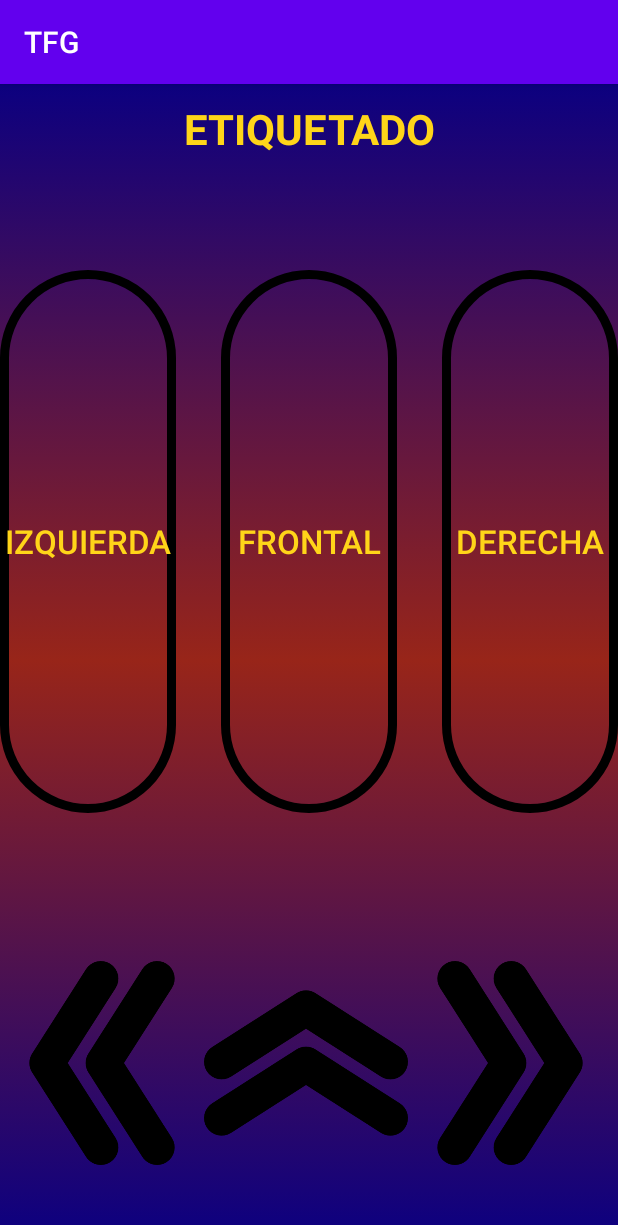
After one commit to lsrigueira/TFG_MobileApp, an Android app: the etiquetargolpe screen opened directly, with no data from a screen before it, on a phone screen of 412 x 824 dp. The commit adds this screen. Shown: the top 1225 px of the screen. Run offline under Robolectric (Android 15) with nearby library versions, the phone set to English and light mode, and no system bars; 2 statements that could not run were skipped.

Commit message:
Desfacendo todo o lio este...

```diff
--- a/App/app/src/main/AndroidManifest.xml
+++ b/App/app/src/main/AndroidManifest.xml
@@ -15,7 +15,9 @@
         <activity android:name=".MainActivity"/>
         <activity android:name=".golpes"/>
         <activity android:name=".resultados_prediccion"/>
+        <activity android:name=".resultados_clasification"/>
         <activity android:name=".clasificadores"/>
+        <activity android:name=".etiquetargolpe"/>
         <activity android:name=".Decision_si_no"/>
         <activity android:name=".logIn">
             <intent-filter>
--- /dev/null
+++ b/App/app/src/main/java/com/example/tfg/etiquetargolpe.java
@@ -0,0 +1,57 @@
+package com.example.tfg;
+
+import android.content.Intent;
+import android.os.Bundle;
+import android.view.View;
+import android.widget.Button;
+
+        import androidx.appcompat.app.AppCompatActivity;
+
+import com.example.tfg.R;
+
+public class etiquetargolpe extends AppCompatActivity {
+
+    @Override
+    protected void onCreate (Bundle savedInstanceState) {
+        super.onCreate(savedInstanceState);
+        setContentView(R.layout.etiquetargolpe);
+
+        Button derecha = findViewById(R.id.Derecha);
+        Button frontal = findViewById(R.id.Frontal);
+        Button izquierda = findViewById(R.id.Izquierda);
+        Bundle b = getIntent().getExtras();
+        final Intent myIntent = new Intent(getBaseContext(),   Decision_si_no.class);
+        myIntent.putExtra("textoaviso","\"Desexa seguir clasificando??\"");
+        myIntent.putExtra("nextyes","etiquetar");
+        myIntent.putExtra("nextno","MenuPrincipal");
+        myIntent.putExtra("contextoetiquetar",b.getString("golpe"));
+
+
+        if (!b.getString("golpe").equals("patada")){
+            frontal.setText("No disponible");
+            frontal.setEnabled(false);
+        }
+        derecha.setOnClickListener(new View.OnClickListener() {
+            public void onClick(View v) {
+                Connection.send("1");
+                startActivity(myIntent);
+            }
+        });
+
+        izquierda.setOnClickListener(new View.OnClickListener() {
+            public void onClick(View v) {
+                Connection.send("2");
+                startActivity(myIntent);
+            }
+        });
+
+        frontal.setOnClickListener(new View.OnClickListener() {
+            public void onClick(View v) {
+                Connection.send("3");
+                startActivity(myIntent);
+            }
+        });
+
+    }
+
+}
--- /dev/null
+++ b/App/app/src/main/res/layout/etiquetargolpe.xml
@@ -0,0 +1,114 @@
+<?xml version="1.0" encoding="utf-8"?>
+<androidx.constraintlayout.widget.ConstraintLayout xmlns:android="http://schemas.android.com/apk/res/android"
+    xmlns:tools="http://schemas.android.com/tools"
+    android:layout_width="match_parent"
+    android:layout_height="match_parent"
+    android:background="@drawable/back_gradient"
+    xmlns:app="http://schemas.android.com/apk/res-auto">
+
+
+    <RelativeLayout
+        android:id="@+id/EtiquetadoTitle"
+        app:layout_constraintTop_toTopOf="parent"
+        app:layout_constraintLeft_toLeftOf="parent"
+        android:layout_height="60dp"
+        android:layout_width="match_parent"
+
+        android:background="@android:color/transparent"
+        android:gravity="center"
+        android:orientation="horizontal">
+
+        <TextView
+            android:layout_width="wrap_content"
+            android:layout_height="wrap_content"
+            android:layout_weight="1"
+            android:text="Etiquetado"
+            android:gravity="center"
+            android:orientation="horizontal"
+            android:textAlignment="center"
+            android:textAllCaps="true"
+            android:textColor="#FFD519"
+            android:textSize="28sp"
+            android:textStyle="bold" />
+    </RelativeLayout>
+
+
+    <Button
+        android:id="@+id/Derecha"
+        android:layout_width="117dp"
+        android:layout_height="362dp"
+        android:layout_marginLeft="304dp"
+        android:layout_marginTop="64dp"
+        android:background="@drawable/menu_button"
+        android:gravity="center_horizontal|center_vertical"
+        android:text="Derecha"
+        android:textColor="#FFD519"
+        android:textSize="22sp"
+        app:layout_constraintRight_toRightOf= "parent"
+        app:layout_constraintTop_toBottomOf="@+id/EtiquetadoTitle" />
+
+    <Button
+        android:id="@+id/Frontal"
+        android:layout_width="117dp"
+        android:layout_height="362dp"
+        android:layout_marginLeft="304dp"
+        android:layout_marginTop="64dp"
+        android:background="@drawable/menu_button"
+        android:gravity="center_horizontal|center_vertical"
+        android:text="Frontal"
+        android:textColor="#FFD519"
+        android:textSize="22sp"
+        android:layout_marginRight="30dp"
+        app:layout_constraintRight_toLeftOf= "@+id/Derecha"
+        app:layout_constraintTop_toBottomOf="@+id/EtiquetadoTitle" />
+
+    <Button
+        android:id="@+id/Izquierda"
+        android:layout_width="117dp"
+        android:layout_height="362dp"
+        android:layout_marginLeft="304dp"
+        android:layout_marginTop="64dp"
+        android:background="@drawable/menu_button"
+        android:gravity="center_horizontal|center_vertical"
+        android:text="Izquierda"
+        android:textColor="#FFD519"
+        android:textSize="22sp"
+        android:layout_marginRight="30dp"
+        app:layout_constraintRight_toLeftOf= "@+id/Frontal"
+        app:layout_constraintTop_toBottomOf="@+id/EtiquetadoTitle" />
+
+    <ImageView
+    android:id="@+id/leftImage"
+    app:srcCompat="@drawable/left"
+    android:layout_height="0dp"
+    android:layout_width="0dp"
+    app:layout_constraintWidth_percent="0.33"
+    app:layout_constraintHeight_percent="0.3"
+    app:layout_constraintLeft_toLeftOf="parent"
+    app:layout_constraintBottom_toBottomOf="parent"/>
+
+    <ImageView
+        android:id="@+id/frontalImage"
+        android:layout_height="0dp"
+        android:layout_width="0dp"
+        app:layout_constraintWidth_percent="0.33"
+        app:layout_constraintHeight_percent="0.3"
+        app:srcCompat="@drawable/up"
+        app:layout_constraintLeft_toRightOf="@id/leftImage"
+        app:layout_constraintBottom_toBottomOf="parent" />
+
+    <ImageView
+        android:id="@+id/rightImage"
+        app:srcCompat="@drawable/right"
+        android:layout_height="0dp"
+        android:layout_width="0dp"
+        app:layout_constraintWidth_percent="0.33"
+        app:layout_constraintHeight_percent="0.3"
+        app:layout_constraintLeft_toRightOf="@id/frontalImage"
+        app:layout_constraintBottom_toBottomOf="parent" />
+
+
+
+
+
+</androidx.constraintlayout.widget.ConstraintLayout>
--- a/App/app/src/main/res/layout/resultados_prediccion.xml
+++ b/App/app/src/main/res/layout/resultados_prediccion.xml
@@ -36,9 +36,6 @@
             android:text="XXXX"
             android:textSize="45dp" />
     </LinearLayout>
-
-
-
 
 
     <LinearLayout
@@ -105,9 +102,6 @@
             android:textSize="45dp" />
     </LinearLayout>
 
-
-
-
     <ImageView
         android:id="@+id/left"
         app:srcCompat="@drawable/left"
```
Also changed, not shown: App/app/src/main/java/com/example/tfg/Decision_si_no.java (+19 -1 lines), App/app/src/main/java/com/example/tfg/MainActivity.java (+23 -5 lines), App/app/src/main/java/com/example/tfg/clasificadores.java (+23 -11 lines), App/app/src/main/java/com/example/tfg/golpes.java (+17 -1 lines), App/app/src/main/java/com/example/tfg/resultados_clasification.java (added, +58 -0 lines), App/app/src/main/java/com/example/tfg/resultados_prediccion.java (+10 -3 lines), App/app/src/main/res/layout/clasificadores.xml (+18 -5 lines), App/app/src/main/res/layout/resultado_clasification.xml (added, +125 -0 lines).
